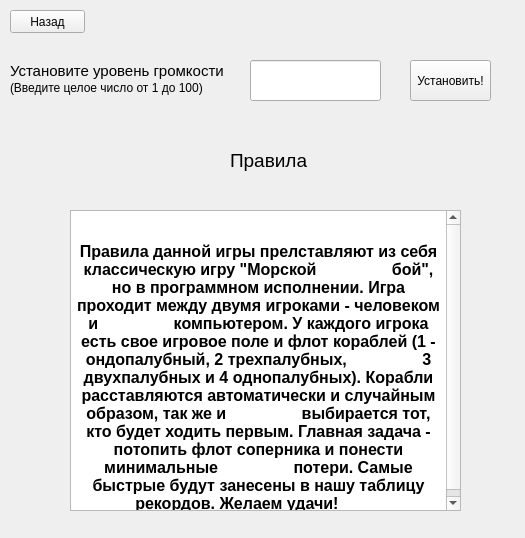
Above: settings.ui from ivanprokoff/seabattle_ before the change. Below: the same form after it.
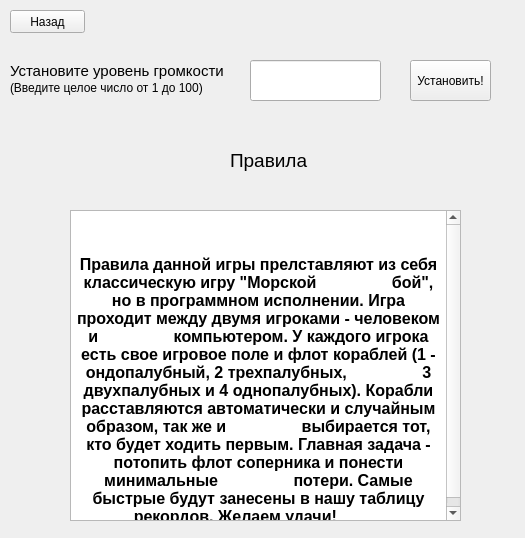
That is the form after the change.

Commit message: добавлены изменения дизайна

```diff
--- a/settings.ui
+++ b/settings.ui
@@ -110,7 +110,7 @@
                  <x>70</x>
                  <y>210</y>
                  <width>391</width>
-                 <height>301</height>
+                 <height>311</height>
              </rect>
          </property>
          <property name="html">
@@ -119,6 +119,8 @@
                  p, li { white-space: pre-wrap; }
                  &lt;/style&gt;&lt;/head&gt;&lt;body style=&quot; font-family:'MS Shell Dlg 2'; font-size:8.25pt;
                  font-weight:400; font-style:normal;&quot;&gt;
+                 &lt;p style=&quot; margin-top:0px; margin-bottom:0px; margin-left:0px; margin-right:0px;
+                 -qt-block-indent:0; text-indent:0px;&quot;&gt; &lt;/p&gt;
                  &lt;p align=&quot;center&quot; style=&quot; margin-top:0px; margin-bottom:0px; margin-left:0px;
                  margin-right:0px; -qt-block-indent:0; text-indent:0px;&quot;&gt;&lt;span style=&quot; font-size:12pt;
                  font-weight:600;&quot;&gt;Правила данной игры прелставляют из себя классическую игру &amp;quot;Морской
@@ -126,7 +128,7 @@
                  компьютером. У каждого игрока есть свое игровое поле и флот кораблей (1 - ондопалубный, 2 трехпалубных,
                  3 двухпалубных и 4 однопалубных). Корабли расставляются автоматически и случайным образом, так же и
                  выбирается тот, кто будет ходить первым. Главная задача - потопить флот соперника и понести минимальные
-                 потери. Самые быстрые будут занесены в нашу таблицу рекордов. Желаем удачи!&lt;/span&gt;&lt;/p&gt;&lt;/body&gt;&lt;/html&gt;
+                 потери. Самые быстрые будут занесены в нашу таблицу рекордов. Желаем удачи!&lt;/span&gt; &lt;/p&gt;&lt;/body&gt;&lt;/html&gt;
              </string>
          </property>
      </widget>
```
Lines whose indentation alone changed are shown as unchanged. The commit also changes 7 other files.
